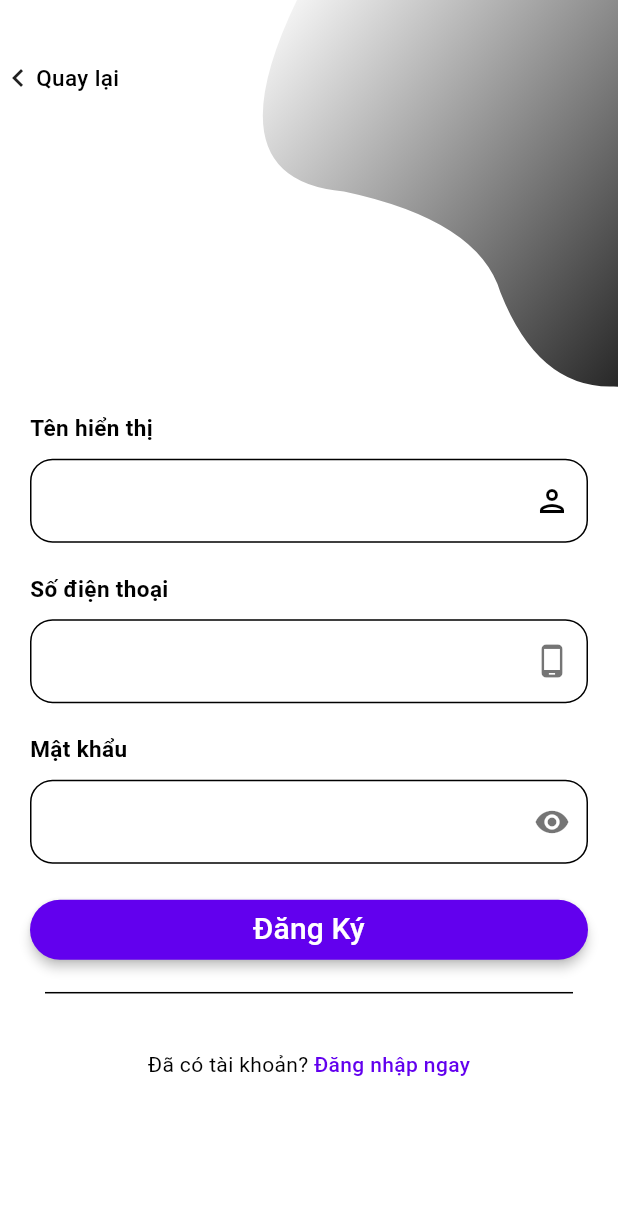
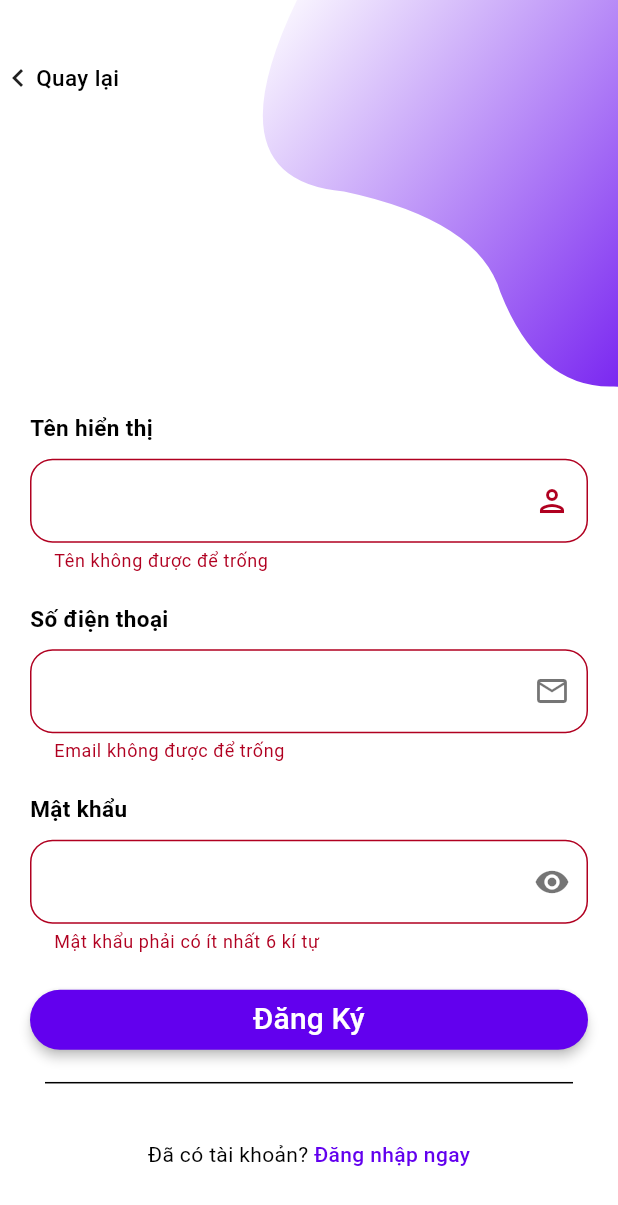
Before and after one commit to ThanhV99/appChat, a Flutter app: the SignUpScreen screen opened directly, after a tap on "Đăng Ký", on a phone screen of 412 x 824 dp. Shown: the top 1205 px of the screen. Run offline on Flutter 3.47's test engine with Material 2 defaults, Android fonts, the phone set to English and light mode, and no system bars; our stand-ins replace cloud_firestore, firebase_auth, firebase_core, shared_preferences; accounts and stored records are empty.

Commit message:
loi dang ky

```diff
--- a/lib/screens/login/Widget/bezierContainer.dart
+++ b/lib/screens/login/Widget/bezierContainer.dart
@@ -22,8 +22,8 @@
                 begin: Alignment.topCenter,
                 end: Alignment.bottomCenter,
                 colors: [
-                  Theme.of(context).colorScheme.background,
-                  Theme.of(context).colorScheme.onBackground
+                  Theme.of(context).colorScheme.onPrimary,
+                  Theme.of(context).colorScheme.primary
                   // Colors.blue,
                   // Colors.lightBlue,
                 ],
--- a/lib/screens/login/login_screen.dart
+++ b/lib/screens/login/login_screen.dart
@@ -16,7 +16,7 @@
 class _LoginScreenState extends State<LoginScreen> {
   bool _isSignedIn = false;
   final formKey = GlobalKey<FormState>();
-  String? phone;
+  String? email;
   String? password;
 
   @override
@@ -145,7 +145,7 @@
                                 crossAxisAlignment: CrossAxisAlignment.start,
                                 children: <Widget>[
                                   const Text(
-                                    "Số điện thoại",
+                                    "Email",
                                     style: TextStyle(
                                       fontWeight: FontWeight.bold,
                                       fontSize: 15,
@@ -158,21 +158,19 @@
                                     style: const TextStyle(
                                       fontSize: 20,
                                     ),
-                                    keyboardType: TextInputType.number,
-                                    inputFormatters: <TextInputFormatter>[FilteringTextInputFormatter.digitsOnly],
                                     textAlign: TextAlign.start,
                                     obscureText: false,
                                     onChanged: (val){
                                       setState(() {
-                                        phone = val;
+                                        email = val;
                                       });
                                     },
                                     validator: (val){
-                                      return (val!.isNotEmpty) ? null : "Không được để trống số điện thoại";
+                                      return (val!.isNotEmpty) ? null : "Không được để email";
                                     },
                                     decoration: InputDecoration(
                                       suffixIcon: const Icon(
-                                        Icons.phone_android,
+                                        Icons.email_outlined,
                                         color: Colors.black54,
                                       ),
                                       border: OutlineInputBorder(
--- a/lib/screens/signup/Widget/bezierContainer.dart
+++ b/lib/screens/signup/Widget/bezierContainer.dart
@@ -22,8 +22,8 @@
                 begin: Alignment.topCenter,
                 end: Alignment.bottomCenter,
                 colors: [
-                  Theme.of(context).colorScheme.background,
-                  Theme.of(context).colorScheme.onBackground
+                  Theme.of(context).colorScheme.onPrimary,
+                  Theme.of(context).colorScheme.primary
                   // Colors.blue,
                   // Colors.lightBlue,
                 ],
--- a/lib/screens/signup/signup_screen.dart
+++ b/lib/screens/signup/signup_screen.dart
@@ -1,9 +1,11 @@
 import 'package:appchat/screens/login/login_screen.dart';
+import 'package:appchat/service/auth_service.dart';
 import 'package:flutter/gestures.dart';
 import 'package:flutter/material.dart';
 import 'package:flutter/services.dart';
 import 'Widget/bezierContainer.dart';
 import '../chats/chats_screen.dart';
+import 'Widget/snackBar.dart';
 
 class SignUpScreen extends StatefulWidget {
   const SignUpScreen({Key? key}) : super(key: key);
@@ -13,15 +15,35 @@
 }
 
 class _SignUpScreenState extends State<SignUpScreen> {
+  bool _isloading = false;
   final formKey = GlobalKey<FormState>();
-  String fullname = "";
-  String phone = "";
+  String fullName = "";
+  String email = "";
   String password = "";
+  AuthService authService = AuthService();
 
-  void validateAndSave(){
-    final FormState? form = formKey.currentState;
-    if(form!.validate()){
-      Navigator.push(context, MaterialPageRoute(builder: (context) => ChatsScreen()));
+  // void validateAndSave(){
+  //   final FormState? form = formKey.currentState;
+  //   if(form!.validate()){
+  //     // Navigator.push(context, MaterialPageRoute(builder: (context) => ChatsScreen()));
+  //   }
+  // }
+
+  register() async {
+    if(formKey.currentState!.validate()){
+      setState(() {
+        _isloading = true;
+      });
+      await authService.registerUserWithEmailAndPassword(fullName, email, password).then((value){
+        if (value == true){
+          // saving the shared preference state
+        } else {
+          showSnackBar(context, value, Colors.red);
+          setState(() {
+            _isloading = false;
+          });
+        }
+      });
     }
   }
 
@@ -62,10 +84,12 @@
                 right: -MediaQuery.of(context).size.width * .4,
                 child: BezierContainer(),
               ),
+              _isloading ? Center(child: CircularProgressIndicator(color: Theme.of(context).primaryColor)) :
                 Container(
                   padding: const EdgeInsets.symmetric(horizontal: 20),
                   child: SingleChildScrollView(
                     child: Form(
+                      key: formKey,
                       child: Column(
                         crossAxisAlignment: CrossAxisAlignment.center,
                         mainAxisAlignment: MainAxisAlignment.center,
@@ -95,7 +119,7 @@
                                       TextFormField(
                                         onChanged: (val){
                                           setState(() {
-                                          fullname = val;
+                                            fullName = val;
                                           });
                                         },
                                         validator: (val){
@@ -134,19 +158,17 @@
                                 TextFormField(
                                   onChanged: (val){
                                     setState(() {
-                                    phone = val;
+                                      email = val;
                                     });
                                   },
                                   validator: (val){
-                                  return (val!.isEmpty) ? "Số điện thoại không được để trống" : null;
+                                    return (val!.isEmpty) ? "Email không được để trống" : null;
                                   },
-                                keyboardType: TextInputType.number,
-                                inputFormatters: <TextInputFormatter>[FilteringTextInputFormatter.digitsOnly],
                                   textAlign: TextAlign.start,
                                   obscureText: false,
                                   decoration: InputDecoration(
                                     suffixIcon: const Icon(
-                                    Icons.phone_android,
+                                      Icons.email_outlined,
                                       color: Colors.black54,
                                     ),
                                     border: OutlineInputBorder(
@@ -198,7 +220,7 @@
                                   width: double.infinity,
                                   child: ElevatedButton(
                                     onPressed: (){
-                                    validateAndSave();
+                                      register();
                                     },
                                     style: ElevatedButton.styleFrom(
                                       backgroundColor: Theme.of(context).primaryColor,
--- /dev/null
+++ b/lib/service/auth_service.dart
@@ -0,0 +1,25 @@
+import 'package:firebase_auth/firebase_auth.dart';
+import 'database_service.dart';
+
+class AuthService{
+  final FirebaseAuth firebaseAuth = FirebaseAuth.instance;
+
+  //login
+
+  //register
+  Future registerUserWithEmailAndPassword(String fullName, String email, String password) async{
+    try {
+      User user = (await firebaseAuth.createUserWithEmailAndPassword(email: email, password: password)).user!;
+      if (user != null){
+        // call our database service to update the user data
+        await DatabaseService(uid: user.uid).updateUserData(fullName, email);
+        return true;
+      }
+    } on FirebaseAuthException catch(e){
+      print(e);
+      return e.message;
+    }
+  }
+
+  //signout
+}
--- /dev/null
+++ b/lib/service/database_service.dart
@@ -0,0 +1,21 @@
+import 'package:cloud_firestore/cloud_firestore.dart';
+
+class DatabaseService{
+  final String? uid;
+  DatabaseService({this.uid});
+
+  // reference for our collections
+  final CollectionReference userCollection = FirebaseFirestore.instance.collection("users");
+  final CollectionReference groupCollection = FirebaseFirestore.instance.collection("groups");
+
+  // updating the userdata
+  Future updateUserData(String fullName, String email) async{
+    return await userCollection.doc(uid).set({
+      "fullName": fullName,
+      "email": email,
+      "groups": [],
+      "profilePic": "",
+      "uid": uid
+    });
+  }
+}
```
Also changed, not shown: lib/screens/signup/Widget/snackBar.dart (added, +10 -0 lines), 1 other file. Lines whose indentation alone changed are shown as unchanged.
